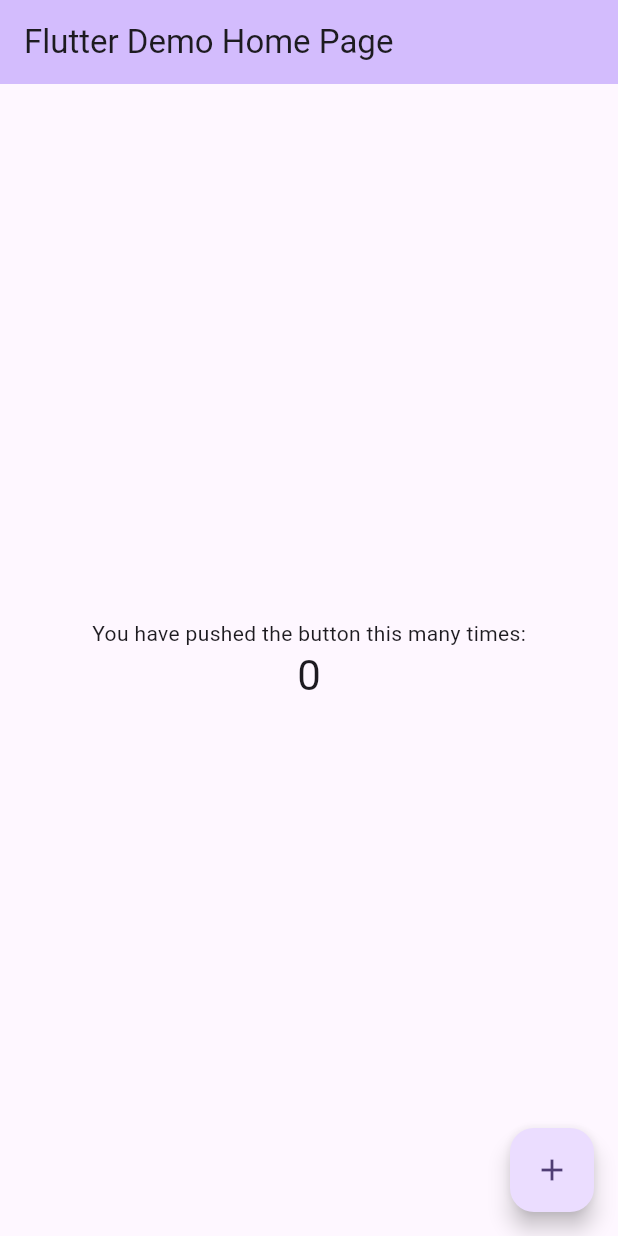
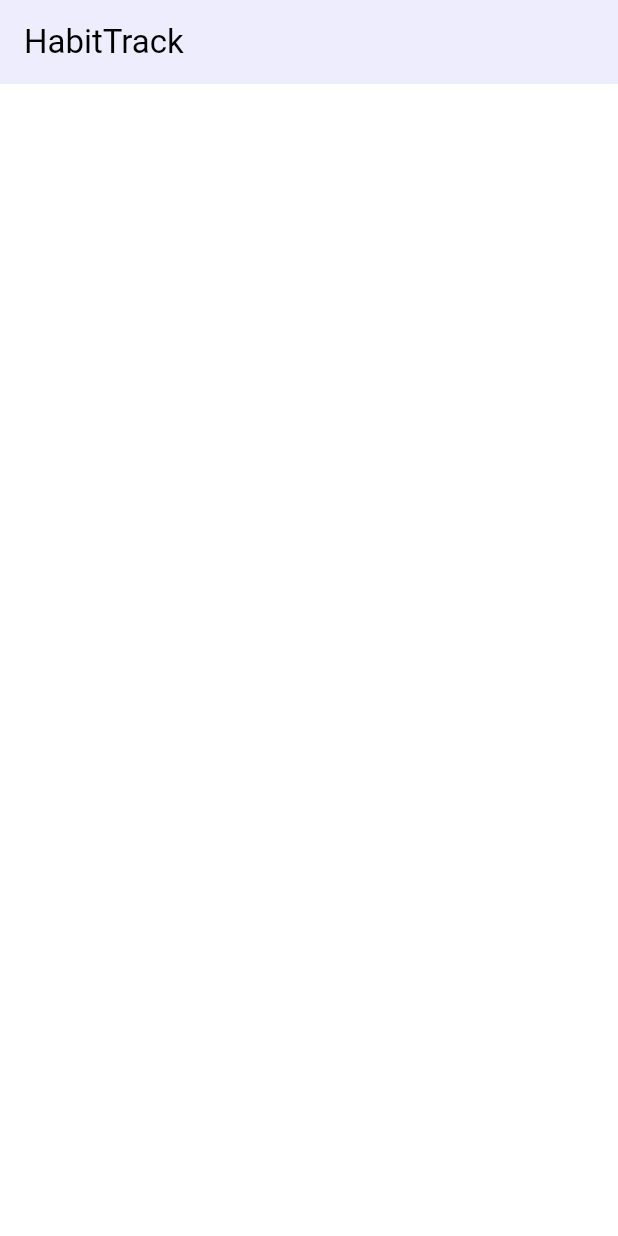
Before and after one commit to eomapps/habittrack_flutter, a Flutter app: the screen it shows after launch, on a phone screen of 412 x 824 dp. Run offline on Flutter 3.47's test engine with Material 3 defaults, Android fonts, the phone set to English and light mode, and no system bars; our stand-ins replace sqflite; accounts and stored records are empty.

Commit message:
chore: cleanup template code in main.dart

```diff
--- a/lib/main.dart
+++ b/lib/main.dart
@@ -1,3 +1,4 @@
+import 'package:eomappshabit_track/core/constants/app_theme.dart';
 import 'package:flutter/material.dart';
 
 void main() {
@@ -11,26 +12,9 @@
   @override
   Widget build(BuildContext context) {
     return MaterialApp(
-      title: 'Flutter Demo',
-      theme: ThemeData(
-        // This is the theme of your application.
-        //
-        // TRY THIS: Try running your application with "flutter run". You'll see
-        // the application has a purple toolbar. Then, without quitting the app,
-        // try changing the seedColor in the colorScheme below to Colors.green
-        // and then invoke "hot reload" (save your changes or press the "hot
-        // reload" button in a Flutter-supported IDE, or press "r" if you used
-        // the command line to start the app).
-        //
-        // Notice that the counter didn't reset back to zero; the application
-        // state is not lost during the reload. To reset the state, use hot
-        // restart instead.
-        //
-        // This works for code too, not just values: Most code changes can be
-        // tested with just a hot reload.
-        colorScheme: .fromSeed(seedColor: Colors.deepPurple),
-      ),
-      home: const MyHomePage(title: 'Flutter Demo Home Page'),
+      title: 'HabitTrack',
+      theme: AppTheme.light,
+      home: const MyHomePage(title: 'HabitTrack'),
     );
   }
 }
@@ -54,19 +38,6 @@
 }
 
 class _MyHomePageState extends State<MyHomePage> {
-  int _counter = 0;
-
-  void _incrementCounter() {
-    setState(() {
-      // This call to setState tells the Flutter framework that something has
-      // changed in this State, which causes it to rerun the build method below
-      // so that the display can reflect the updated values. If we changed
-      // _counter without calling setState(), then the build method would not be
-      // called again, and so nothing would appear to happen.
-      _counter++;
-    });
-  }
-
   @override
   Widget build(BuildContext context) {
     // This method is rerun every time setState is called, for instance as done
@@ -85,38 +56,7 @@
         // the App.build method, and use it to set our appbar title.
         title: Text(widget.title),
       ),
-      body: Center(
-        // Center is a layout widget. It takes a single child and positions it
-        // in the middle of the parent.
-        child: Column(
-          // Column is also a layout widget. It takes a list of children and
-          // arranges them vertically. By default, it sizes itself to fit its
-          // children horizontally, and tries to be as tall as its parent.
-          //
-          // Column has various properties to control how it sizes itself and
-          // how it positions its children. Here we use mainAxisAlignment to
-          // center the children vertically; the main axis here is the vertical
-          // axis because Columns are vertical (the cross axis would be
-          // horizontal).
-          //
-          // TRY THIS: Invoke "debug painting" (choose the "Toggle Debug Paint"
-          // action in the IDE, or press "p" in the console), to see the
-          // wireframe for each widget.
-          mainAxisAlignment: .center,
-          children: [
-            const Text('You have pushed the button this many times:'),
-            Text(
-              '$_counter',
-              style: Theme.of(context).textTheme.headlineMedium,
-            ),
-          ],
-        ),
-      ),
-      floatingActionButton: FloatingActionButton(
-        onPressed: _incrementCounter,
-        tooltip: 'Increment',
-        child: const Icon(Icons.add),
-      ),
+      body: Center(),
     );
   }
 }
```
